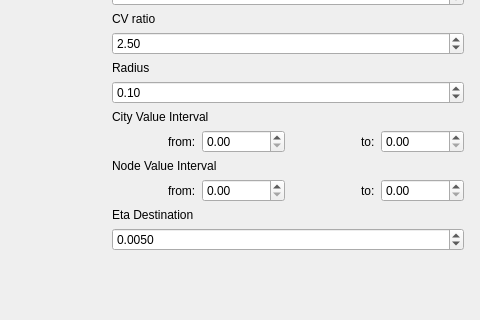
Old version of the form milestone2/steuerung.ui in the repository yuliahn/PRG_Praktikum; both pictures show x 424 to 904 and y 261 to 581 of the 904 by 581 pixel window.
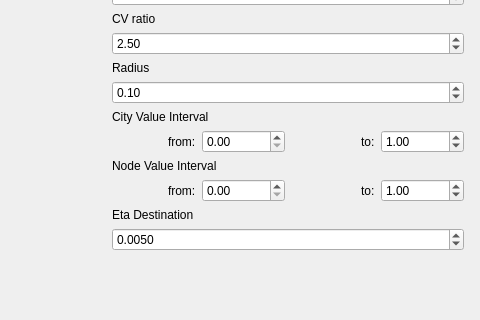
New version of the form.

```diff
--- a/milestone2/steuerung.ui
+++ b/milestone2/steuerung.ui
@@ -185,7 +185,11 @@
        </widget>
       </item>
       <item>
-       <widget class="QDoubleSpinBox" name="toCity"/>
+       <widget class="QDoubleSpinBox" name="toCity">
+        <property name="value">
+         <double>1.000000000000000</double>
+        </property>
+       </widget>
       </item>
      </layout>
     </item>
@@ -216,7 +220,11 @@
        </widget>
       </item>
       <item>
-       <widget class="QDoubleSpinBox" name="toNode"/>
+       <widget class="QDoubleSpinBox" name="toNode">
+        <property name="value">
+         <double>1.000000000000000</double>
+        </property>
+       </widget>
       </item>
      </layout>
     </item>
```
